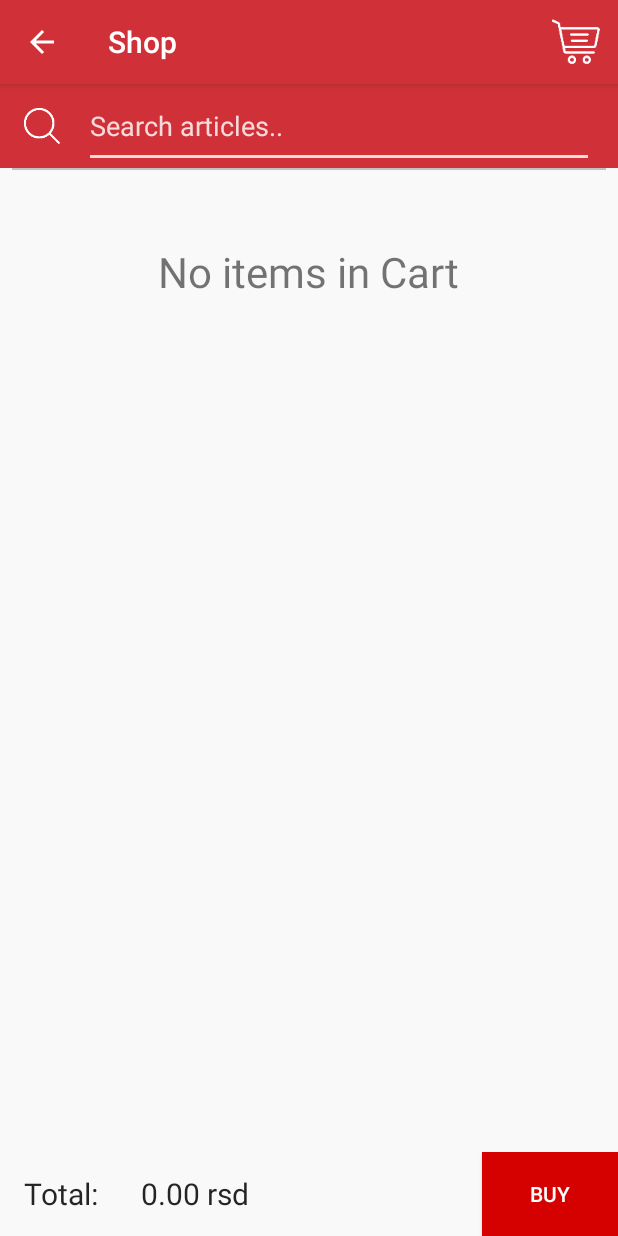
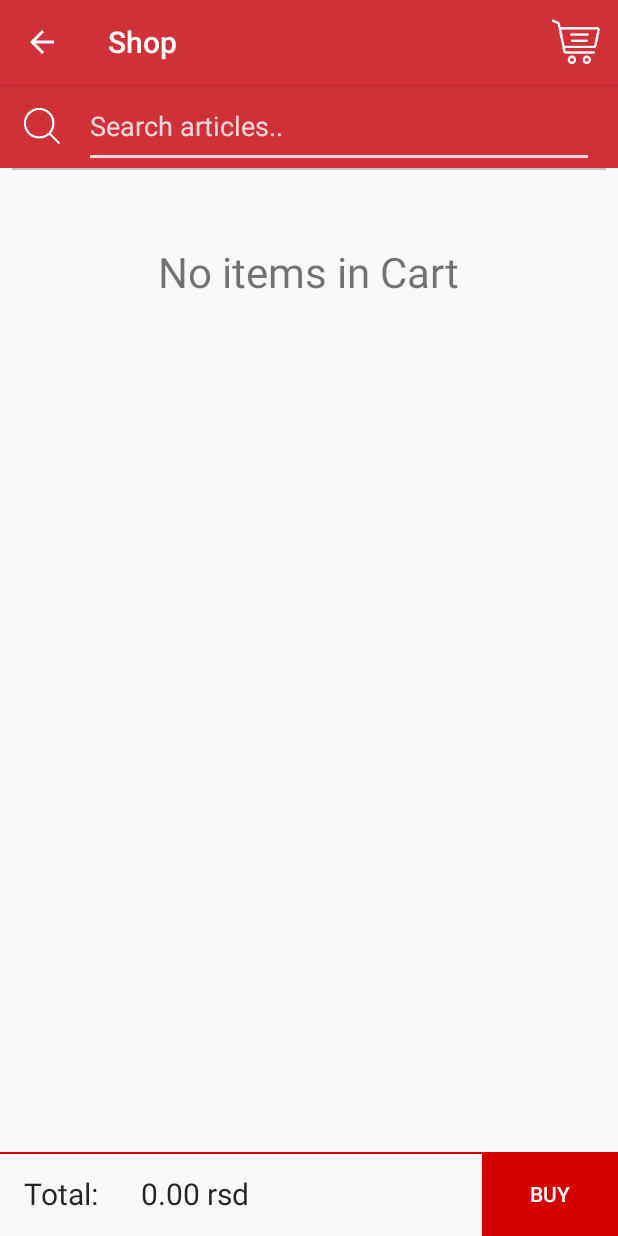
Before and after one commit to rristovic/delhaizePOC, an Android app: the fragment CartFragment placed in its activity, on a phone screen of 412 x 824 dp. Run offline under Robolectric (Android 15) with nearby library versions, the phone set to English and light mode, and no system bars; our stand-ins replace Room's generated code, RxJava.

Commit message:
final ui changes

```diff
--- a/app/src/main/java/com/runit/delhaizepoc/ui/shop/CartAdapter.java
+++ b/app/src/main/java/com/runit/delhaizepoc/ui/shop/CartAdapter.java
@@ -32,7 +32,7 @@ public class CartAdapter extends RecyclerView.Adapter<CartAdapter.CatViewHolder>
 
     @Override
     public CatViewHolder onCreateViewHolder(ViewGroup parent, int viewType) {
-        return new CatViewHolder(LayoutInflater.from(parent.getContext()).inflate(R.layout.article_item, parent, false));
+        return new CatViewHolder(LayoutInflater.from(parent.getContext()).inflate(R.layout.cart_item, parent, false));
     }
 
     @Override
--- a/app/src/main/java/com/runit/delhaizepoc/ui/shop/ItemsAdapter.java
+++ b/app/src/main/java/com/runit/delhaizepoc/ui/shop/ItemsAdapter.java
@@ -39,7 +39,7 @@ public class ItemsAdapter extends RecyclerView.Adapter<ItemsAdapter.CatViewHolde
             a._id = i;
             a.company = "Delhaize - fruit market";
             a.name = names[i];
-            a.weight = "100g (" + price[i] + " rsd / 1kg";
+            a.weight = "100g (" + price[i] + " rsd / 1kg)";
             a.price = price[i] / 10;
             a.img = imgs[i];
             data[i] = a;
--- a/app/src/main/res/layout/cart_frag.xml
+++ b/app/src/main/res/layout/cart_frag.xml
@@ -74,28 +74,28 @@
 
             <ImageView
                 android:id="@+id/btn_share"
-                android:layout_marginRight="16dp"
-                android:tint="@color/text_white_primary"
                 android:layout_width="48dp"
                 android:layout_height="48dp"
+                android:layout_marginRight="16dp"
                 android:background="@drawable/oval_black_bg"
-                android:paddingTop="8dp"
+                android:paddingBottom="8dp"
                 android:paddingLeft="8dp"
                 android:paddingRight="12dp"
-                android:paddingBottom="8dp"
+                android:paddingTop="8dp"
                 android:scaleType="centerInside"
-                android:src="@drawable/share" />
+                android:src="@drawable/share"
+                android:tint="@color/text_white_primary" />
         </LinearLayout>
 
     </RelativeLayout>
 
     <FrameLayout
-        android:layout_marginRight="8dp"
-        android:layout_marginLeft="8dp"
         android:id="@+id/divider"
         android:layout_width="match_parent"
         android:layout_height="1dp"
         android:layout_below="@id/shared"
+        android:layout_marginLeft="8dp"
+        android:layout_marginRight="8dp"
         android:background="@color/divider" />
 
     <android.support.v7.widget.RecyclerView
@@ -136,7 +136,9 @@
             android:textColor="@color/text_black_primary"
             android:textSize="20dp" />
 
+
         <Button
+            android:id="@+id/buy"
             android:layout_width="wrap_content"
             android:layout_height="match_parent"
             android:layout_alignParentEnd="true"
@@ -146,5 +148,11 @@
             android:text="BUY"
             android:textColor="@color/text_white_primary" />
 
+        <FrameLayout
+            android:layout_width="match_parent"
+            android:layout_height="1dp"
+            android:layout_alignTop="@id/buy"
+            android:background="@color/colorAccent"></FrameLayout>
+
     </RelativeLayout>
 </RelativeLayout>
```
Also changed, not shown: app/src/main/res/layout/cart_item.xml (+5 -5 lines).
